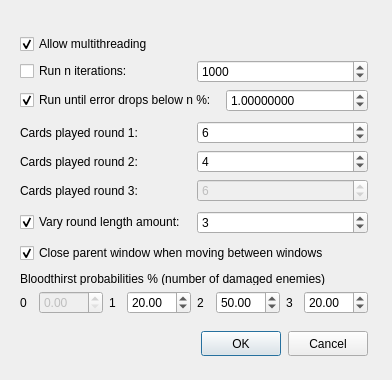
Old version of the form settingswindow.ui in the repository Inexorably/gwentCalc.
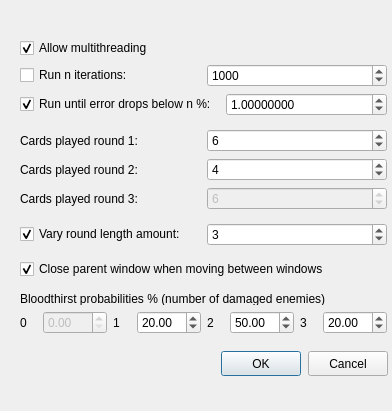
New version of the form.

What changed in the file:
```diff
--- a/settingswindow.ui
+++ b/settingswindow.ui
@@ -7,7 +7,7 @@
     <x>0</x>
     <y>0</y>
     <width>392</width>
-    <height>380</height>
+    <height>411</height>
    </rect>
   </property>
   <property name="sizePolicy">
@@ -22,8 +22,8 @@
   <widget class="QWidget" name="settingsLayoutWidget">
    <property name="geometry">
     <rect>
-     <x>200</x>
-     <y>330</y>
+     <x>220</x>
+     <y>350</y>
      <width>169</width>
      <height>27</height>
     </rect>
@@ -62,8 +62,8 @@
     <rect>
      <x>20</x>
      <y>31</y>
-     <width>348</width>
-     <height>288</height>
+     <width>367</width>
+     <height>315</height>
     </rect>
    </property>
    <layout class="QVBoxLayout" name="verticalLayout_3">
```
